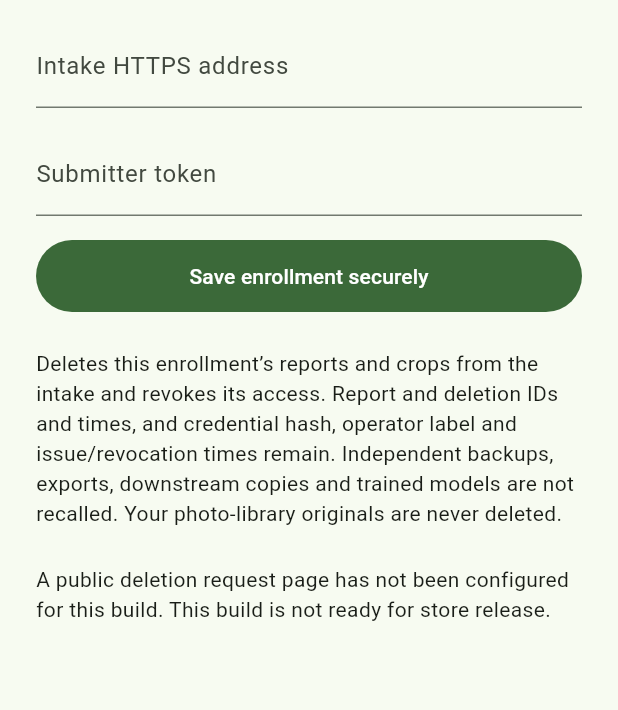
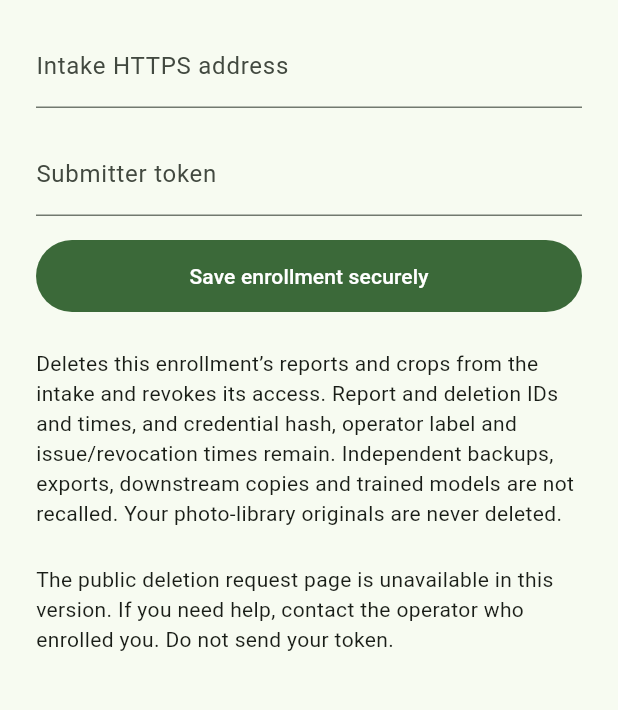
Before and after one commit to gardner/weedz, a Flutter app: the DeviceSettings screen opened directly, on a phone screen of 412 x 824 dp, the part 363-1073 px from its top. Run offline on Flutter 3.47's test engine with Material 3 defaults, Android fonts, the phone set to English and light mode, and no system bars; our stand-ins replace flutter_secure_storage, material_ui; accounts and stored records are empty.

Commit message:
Explain unavailable public deletion help in participant-facing language

```diff
--- a/mobile/lib/ui/device_settings.dart
+++ b/mobile/lib/ui/device_settings.dart
@@ -120,8 +120,9 @@ class _DeviceSettingsState extends State<DeviceSettings> {
               ),
             ] else
               const Text(
-                'A public deletion request page has not been configured for '
-                'this build. This build is not ready for store release.',
+                'The public deletion request page is unavailable in this '
+                'version. If you need help, contact the operator who '
+                'enrolled you. Do not send your token.',
               ),
             if (_routeError case final error?) Text(error),
           ],
```
Also changed, not shown: 1 other file.
